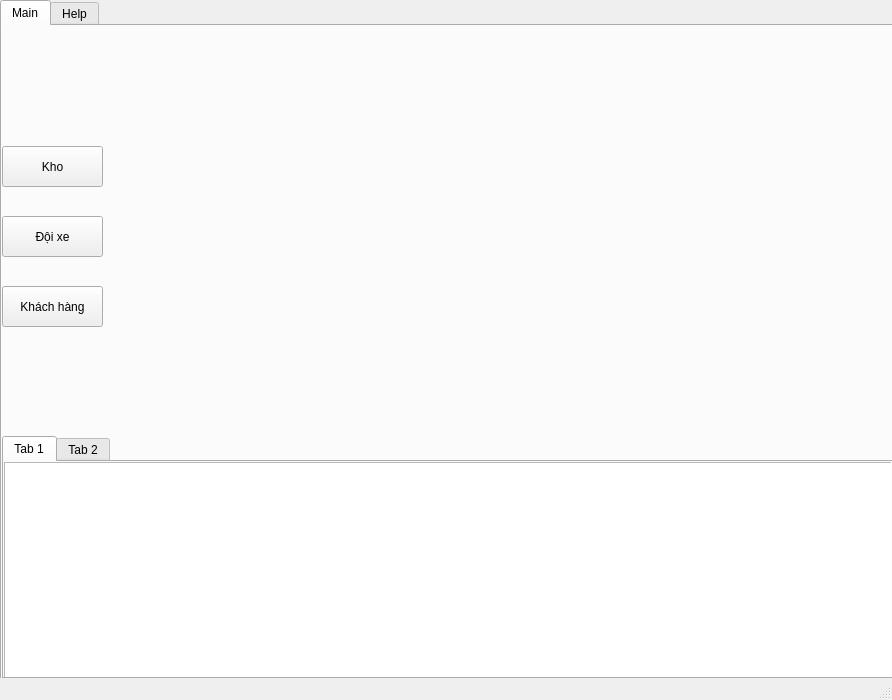
Qt form Qt-tech-fech.ui (phamtuanson179/TechfechProject) before a commit.
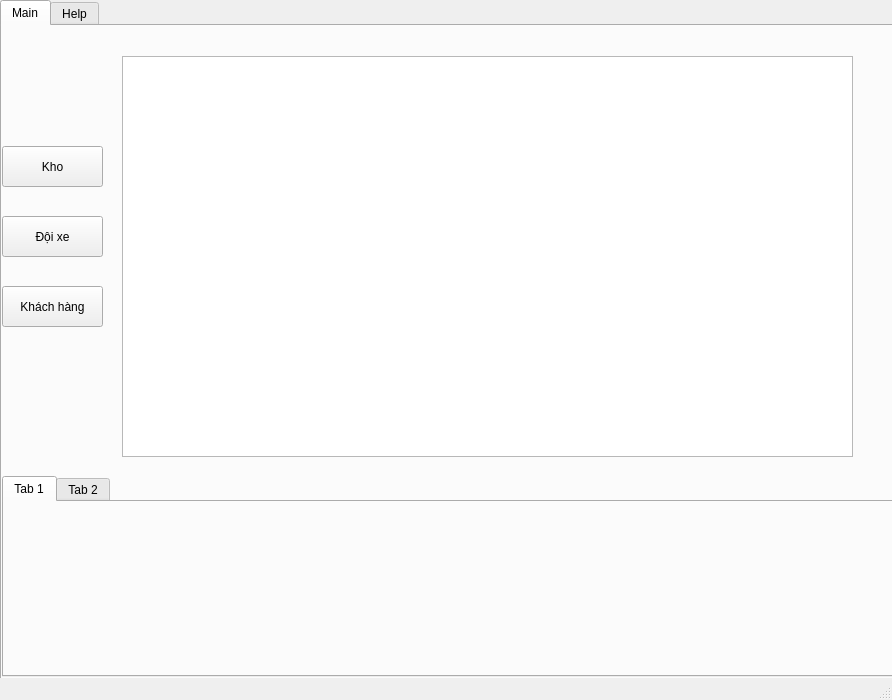
The same form after that commit.

Commit message: add excel to UI no complete

```diff
--- a/Qt-tech-fech.ui
+++ b/Qt-tech-fech.ui
@@ -73,28 +73,15 @@
       <property name="geometry">
        <rect>
         <x>0</x>
-        <y>410</y>
-        <width>891</width>
-        <height>243</height>
+        <y>450</y>
+        <width>900</width>
+        <height>201</height>
        </rect>
       </property>
-      <property name="currentIndex">
-       <number>0</number>
-      </property>
-      <widget class="QWidget" name="tab_3">
+      <widget class="QWidget" name="tab_11">
        <attribute name="title">
         <string>Tab 1</string>
        </attribute>
-       <widget class="QTableView" name="tableView">
-        <property name="geometry">
-         <rect>
-          <x>0</x>
-          <y>0</y>
-          <width>900</width>
-          <height>221</height>
-         </rect>
-        </property>
-       </widget>
       </widget>
       <widget class="QWidget" name="tab_4">
        <attribute name="title">
@@ -102,6 +89,16 @@
        </attribute>
       </widget>
      </widget>
+     <widget class="QTableWidget" name="tableWidget">
+      <property name="geometry">
+       <rect>
+        <x>120</x>
+        <y>30</y>
+        <width>731</width>
+        <height>401</height>
+       </rect>
+      </property>
+     </widget>
     </widget>
     <widget class="QWidget" name="tab_2">
      <attribute name="title">
```
Left out of the diff: 8 changed lines with no effect on the pictures. The commit also changes 4 other files.
